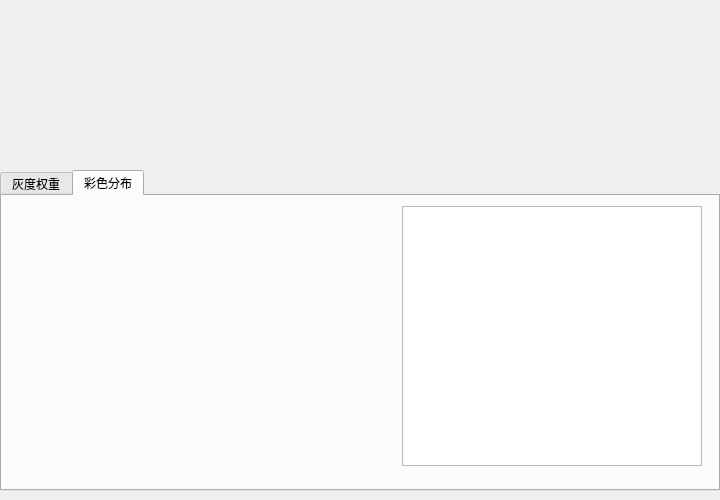
Old version of the form VisionDetect/QColorWeight.ui in the repository chuandongxu/AOI.
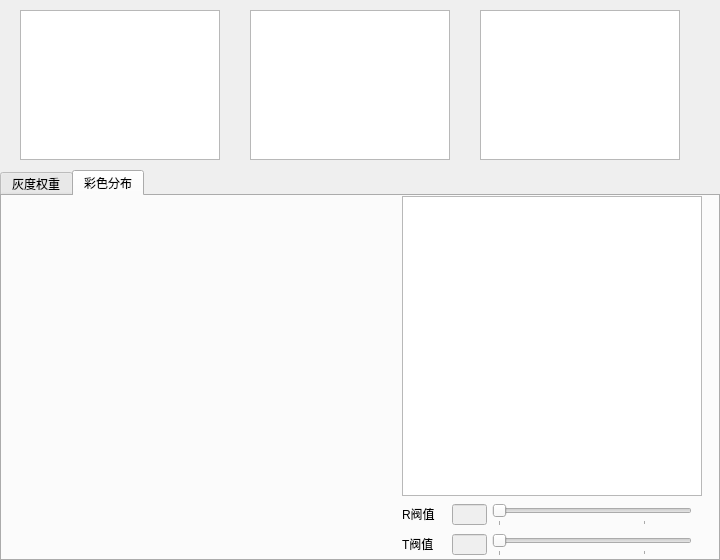
New version of the form. The open tabs and pages were chosen to show the change.

Commit message:
Gray Weight + Color Space Widget
1. Design the Gray Weight  Function;
2. Design the Color Space Function;
3. Test the System procedure for Image Merging function;

The edit to the form file:
```diff
--- a/VisionDetect/QColorWeight.ui
+++ b/VisionDetect/QColorWeight.ui
@@ -7,7 +7,7 @@
     <x>0</x>
     <y>0</y>
     <width>720</width>
-    <height>500</height>
+    <height>560</height>
    </rect>
   </property>
   <property name="windowTitle">
@@ -19,7 +19,7 @@
      <x>0</x>
      <y>170</y>
      <width>720</width>
-     <height>321</height>
+     <height>391</height>
     </rect>
    </property>
    <property name="currentIndex">
@@ -407,9 +407,9 @@
      <property name="geometry">
       <rect>
        <x>400</x>
-       <y>10</y>
+       <y>0</y>
        <width>300</width>
-       <height>260</height>
+       <height>300</height>
       </rect>
      </property>
     </widget>
@@ -417,9 +417,20 @@
      <property name="geometry">
       <rect>
        <x>20</x>
-       <y>80</y>
+       <y>0</y>
        <width>361</width>
-       <height>61</height>
+       <height>91</height>
+      </rect>
+     </property>
+     <layout class="QVBoxLayout" name="verticalLayout_R"/>
+    </widget>
+    <widget class="QWidget" name="verticalLayoutWidget_6">
+     <property name="geometry">
+      <rect>
+       <x>20</x>
+       <y>90</y>
+       <width>361</width>
+       <height>91</height>
       </rect>
      </property>
      <layout class="QVBoxLayout" name="verticalLayout_G"/>
@@ -428,9 +439,9 @@
      <property name="geometry">
       <rect>
        <x>20</x>
-       <y>150</y>
+       <y>180</y>
        <width>361</width>
-       <height>61</height>
+       <height>91</height>
       </rect>
      </property>
      <layout class="QVBoxLayout" name="verticalLayout_B"/>
@@ -439,36 +450,140 @@
      <property name="geometry">
       <rect>
        <x>20</x>
-       <y>220</y>
+       <y>270</y>
        <width>361</width>
-       <height>61</height>
+       <height>91</height>
       </rect>
      </property>
      <layout class="QVBoxLayout" name="verticalLayout_Gray"/>
     </widget>
-    <widget class="QWidget" name="verticalLayoutWidget_5">
+    <widget class="QLabel" name="label_8">
      <property name="geometry">
       <rect>
-       <x>20</x>
-       <y>10</y>
-       <width>361</width>
-       <height>61</height>
+       <x>400</x>
+       <y>310</y>
+       <width>51</width>
+       <height>16</height>
       </rect>
      </property>
-     <layout class="QVBoxLayout" name="verticalLayout_R"/>
+     <property name="text">
+      <string>R阀值</string>
+     </property>
+    </widget>
+    <widget class="QSlider" name="horizontalSlider_Rn">
+     <property name="geometry">
+      <rect>
+       <x>490</x>
+       <y>308</y>
+       <width>200</width>
+       <height>22</height>
+      </rect>
+     </property>
+     <property name="maximum">
+      <number>255</number>
+     </property>
+     <property name="orientation">
+      <enum>Qt::Horizontal</enum>
+     </property>
+     <property name="tickPosition">
+      <enum>QSlider::TicksBelow</enum>
+     </property>
+     <property name="tickInterval">
+      <number>200</number>
+     </property>
+    </widget>
+    <widget class="QLabel" name="label_9">
+     <property name="geometry">
+      <rect>
+       <x>400</x>
+       <y>340</y>
+       <width>61</width>
+       <height>16</height>
+      </rect>
+     </property>
+     <property name="text">
+      <string>T阀值</string>
+     </property>
+    </widget>
+    <widget class="QSlider" name="horizontalSlider_Tn">
+     <property name="geometry">
+      <rect>
+       <x>490</x>
+       <y>338</y>
+       <width>200</width>
+       <height>22</height>
+      </rect>
+     </property>
+     <property name="maximum">
+      <number>255</number>
+     </property>
+     <property name="orientation">
+      <enum>Qt::Horizontal</enum>
+     </property>
+     <property name="tickPosition">
+      <enum>QSlider::TicksBelow</enum>
+     </property>
+     <property name="tickInterval">
+      <number>200</number>
+     </property>
+    </widget>
+    <widget class="QLineEdit" name="lineEdit_Tn">
+     <property name="enabled">
+      <bool>false</bool>
+     </property>
+     <property name="geometry">
+      <rect>
+       <x>450</x>
+       <y>338</y>
+       <width>35</width>
+       <height>21</height>
+      </rect>
+     </property>
+    </widget>
+    <widget class="QLineEdit" name="lineEdit_Rn">
+     <property name="enabled">
+      <bool>false</bool>
+     </property>
+     <property name="geometry">
+      <rect>
+       <x>450</x>
+       <y>308</y>
+       <width>35</width>
+       <height>21</height>
+      </rect>
+     </property>
     </widget>
    </widget>
   </widget>
-  <widget class="QWidget" name="verticalLayoutWidget">
+  <widget class="QGraphicsView" name="graphicsView_grayImg">
    <property name="geometry">
     <rect>
-     <x>10</x>
+     <x>250</x>
      <y>10</y>
-     <width>691</width>
-     <height>151</height>
+     <width>200</width>
+     <height>150</height>
     </rect>
    </property>
-   <layout class="QVBoxLayout" name="verticalLayout_image"/>
+  </widget>
+  <widget class="QGraphicsView" name="graphicsView_ColorImg">
+   <property name="geometry">
+    <rect>
+     <x>480</x>
+     <y>10</y>
+     <width>200</width>
+     <height>150</height>
+    </rect>
+   </property>
+  </widget>
+  <widget class="QGraphicsView" name="graphicsView_sourceImg">
+   <property name="geometry">
+    <rect>
+     <x>20</x>
+     <y>10</y>
+     <width>200</width>
+     <height>150</height>
+    </rect>
+   </property>
   </widget>
  </widget>
  <layoutdefault spacing="6" margin="11"/>
```
Left out of the diff: 21 changed lines with no effect on the pictures. The commit also changes 7 other files.
